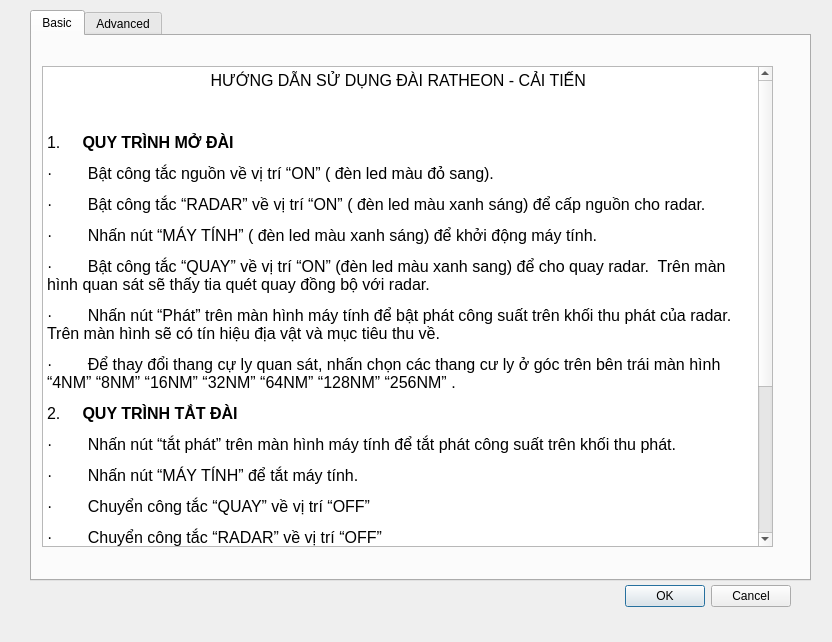
First picture: the form in QT_Peter/dialogdocumentation.ui, repository kimphg/LT_peter, before the edit.
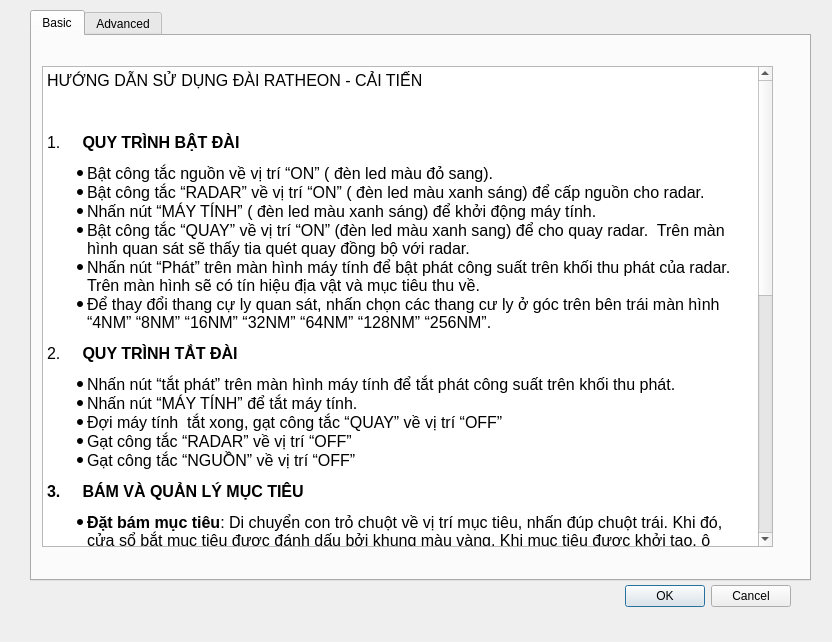
Second picture: the form after the edit.

What changed in the file:
```diff
--- a/QT_Peter/dialogdocumentation.ui
+++ b/QT_Peter/dialogdocumentation.ui
@@ -59,26 +59,35 @@
 &lt;html&gt;&lt;head&gt;&lt;meta name=&quot;qrichtext&quot; content=&quot;1&quot; /&gt;&lt;style type=&quot;text/css&quot;&gt;
 p, li { white-space: pre-wrap; }
 &lt;/style&gt;&lt;/head&gt;&lt;body style=&quot; font-family:'MS Shell Dlg 2'; font-size:8.25pt; font-weight:400; font-style:normal;&quot;&gt;
-&lt;p align=&quot;center&quot; style=&quot; margin-top:12px; margin-bottom:12px; margin-left:0px; margin-right:0px; -qt-block-indent:0; text-indent:0px;&quot;&gt;&lt;span style=&quot; font-family:'Times New Roman'; font-size:12pt;&quot;&gt;HƯỚNG DẪN SỬ DỤNG ĐÀI RATHEON - CẢI TIẾN&lt;/span&gt;&lt;span style=&quot; font-size:12pt;&quot;&gt; &lt;/span&gt;&lt;/p&gt;
-&lt;p align=&quot;center&quot; style=&quot;-qt-paragraph-type:empty; margin-top:12px; margin-bottom:12px; margin-left:0px; margin-right:0px; -qt-block-indent:0; text-indent:0px; font-size:12pt;&quot;&gt;&lt;br /&gt;&lt;/p&gt;
-&lt;p style=&quot; margin-top:12px; margin-bottom:12px; margin-left:0px; margin-right:0px; -qt-block-indent:0; text-indent:0px;&quot;&gt;&lt;span style=&quot; font-family:'Times New Roman'; font-size:12pt;&quot;&gt;1.     &lt;/span&gt;&lt;span style=&quot; font-family:'Times New Roman'; font-size:12pt; font-weight:600;&quot;&gt;QUY TRÌNH MỞ ĐÀI  &lt;/span&gt;&lt;/p&gt;
-&lt;p style=&quot; margin-top:12px; margin-bottom:12px; margin-left:0px; margin-right:0px; -qt-block-indent:0; text-indent:0px;&quot;&gt;&lt;span style=&quot; font-family:'Symbol'; font-size:12pt;&quot;&gt;·&lt;/span&gt;&lt;span style=&quot; font-family:'Times New Roman'; font-size:12pt;&quot;&gt;        Bật công tắc nguồn về vị trí “ON” ( đèn led màu đỏ sang).&lt;/span&gt;&lt;span style=&quot; font-size:12pt;&quot;&gt; &lt;/span&gt;&lt;/p&gt;
-&lt;p style=&quot; margin-top:12px; margin-bottom:12px; margin-left:0px; margin-right:0px; -qt-block-indent:0; text-indent:0px;&quot;&gt;&lt;span style=&quot; font-family:'Symbol'; font-size:12pt;&quot;&gt;·&lt;/span&gt;&lt;span style=&quot; font-family:'Times New Roman'; font-size:12pt;&quot;&gt;        Bật công tắc “RADAR” về vị trí “ON” ( đèn led màu xanh sáng) để cấp nguồn cho radar.&lt;/span&gt;&lt;span style=&quot; font-size:12pt;&quot;&gt; &lt;/span&gt;&lt;/p&gt;
-&lt;p style=&quot; margin-top:12px; margin-bottom:12px; margin-left:0px; margin-right:0px; -qt-block-indent:0; text-indent:0px;&quot;&gt;&lt;span style=&quot; font-family:'Symbol'; font-size:12pt;&quot;&gt;·&lt;/span&gt;&lt;span style=&quot; font-family:'Times New Roman'; font-size:12pt;&quot;&gt;        Nhấn nút “MÁY TÍNH” ( đèn led màu xanh sáng) để khởi động máy tính.&lt;/span&gt;&lt;span style=&quot; font-size:12pt;&quot;&gt; &lt;/span&gt;&lt;/p&gt;
-&lt;p style=&quot; margin-top:12px; margin-bottom:12px; margin-left:0px; margin-right:0px; -qt-block-indent:0; text-indent:0px;&quot;&gt;&lt;span style=&quot; font-family:'Symbol'; font-size:12pt;&quot;&gt;·&lt;/span&gt;&lt;span style=&quot; font-family:'Times New Roman'; font-size:12pt;&quot;&gt;        Bật công tắc “QUAY” về vị trí “ON” (đèn led màu xanh sang) để cho quay radar.  Trên màn hình quan sát sẽ thấy tia quét quay đồng bộ với radar.&lt;/span&gt;&lt;span style=&quot; font-size:12pt;&quot;&gt; &lt;/span&gt;&lt;/p&gt;
-&lt;p style=&quot; margin-top:12px; margin-bottom:12px; margin-left:0px; margin-right:0px; -qt-block-indent:0; text-indent:0px;&quot;&gt;&lt;span style=&quot; font-family:'Symbol'; font-size:12pt;&quot;&gt;·&lt;/span&gt;&lt;span style=&quot; font-family:'Times New Roman'; font-size:12pt;&quot;&gt;        Nhấn nút “Phát” trên màn hình máy tính để bật phát công suất trên khối thu phát của radar. Trên màn hình sẽ có tín hiệu địa vật và mục tiêu thu về.&lt;/span&gt;&lt;span style=&quot; font-size:12pt;&quot;&gt; &lt;/span&gt;&lt;/p&gt;
-&lt;p style=&quot; margin-top:12px; margin-bottom:12px; margin-left:0px; margin-right:0px; -qt-block-indent:0; text-indent:0px;&quot;&gt;&lt;span style=&quot; font-family:'Symbol'; font-size:12pt;&quot;&gt;·&lt;/span&gt;&lt;span style=&quot; font-family:'Times New Roman'; font-size:12pt;&quot;&gt;        Để thay đổi thang cự ly quan sát, nhấn chọn các thang cư ly ở góc trên bên trái màn hình “4NM” “8NM” “16NM” “32NM” “64NM” “128NM” “256NM” .&lt;/span&gt;&lt;/p&gt;
-&lt;p style=&quot; margin-top:12px; margin-bottom:12px; margin-left:0px; margin-right:0px; -qt-block-indent:0; text-indent:0px;&quot;&gt;&lt;span style=&quot; font-family:'Times New Roman'; font-size:12pt;&quot;&gt;2.     &lt;/span&gt;&lt;span style=&quot; font-family:'Times New Roman'; font-size:12pt; font-weight:600;&quot;&gt;QUY TRÌNH TẮT ĐÀI&lt;/span&gt;&lt;span style=&quot; font-size:12pt; font-weight:600;&quot;&gt; &lt;/span&gt;&lt;/p&gt;
-&lt;p style=&quot; margin-top:12px; margin-bottom:12px; margin-left:0px; margin-right:0px; -qt-block-indent:0; text-indent:0px;&quot;&gt;&lt;span style=&quot; font-family:'Symbol'; font-size:12pt;&quot;&gt;·&lt;/span&gt;&lt;span style=&quot; font-family:'Times New Roman'; font-size:12pt;&quot;&gt;        Nhấn nút “tắt phát” trên màn hình máy tính để tắt phát công suất trên khối thu phát.&lt;/span&gt;&lt;span style=&quot; font-size:12pt;&quot;&gt; &lt;/span&gt;&lt;/p&gt;
-&lt;p style=&quot; margin-top:12px; margin-bottom:12px; margin-left:0px; margin-right:0px; -qt-block-indent:0; text-indent:0px;&quot;&gt;&lt;span style=&quot; font-family:'Symbol'; font-size:12pt;&quot;&gt;·&lt;/span&gt;&lt;span style=&quot; font-family:'Times New Roman'; font-size:12pt;&quot;&gt;        Nhấn nút “MÁY TÍNH” để tắt máy tính.&lt;/span&gt;&lt;span style=&quot; font-size:12pt;&quot;&gt; &lt;/span&gt;&lt;/p&gt;
-&lt;p style=&quot; margin-top:12px; margin-bottom:12px; margin-left:0px; margin-right:0px; -qt-block-indent:0; text-indent:0px;&quot;&gt;&lt;span style=&quot; font-family:'Symbol'; font-size:12pt;&quot;&gt;·&lt;/span&gt;&lt;span style=&quot; font-family:'Times New Roman'; font-size:12pt;&quot;&gt;        Chuyển công tắc “QUAY” về vị trí “OFF”&lt;/span&gt;&lt;span style=&quot; font-size:12pt;&quot;&gt; &lt;/span&gt;&lt;/p&gt;
-&lt;p style=&quot; margin-top:12px; margin-bottom:12px; margin-left:0px; margin-right:0px; -qt-block-indent:0; text-indent:0px;&quot;&gt;&lt;span style=&quot; font-family:'Symbol'; font-size:12pt;&quot;&gt;·&lt;/span&gt;&lt;span style=&quot; font-family:'Times New Roman'; font-size:12pt;&quot;&gt;        Chuyển công tắc “RADAR” về vị trí “OFF”&lt;/span&gt;&lt;span style=&quot; font-size:12pt;&quot;&gt; &lt;/span&gt;&lt;/p&gt;
-&lt;p style=&quot; margin-top:12px; margin-bottom:12px; margin-left:0px; margin-right:0px; -qt-block-indent:0; text-indent:0px;&quot;&gt;&lt;span style=&quot; font-family:'Symbol'; font-size:12pt;&quot;&gt;·&lt;/span&gt;&lt;span style=&quot; font-family:'Times New Roman'; font-size:12pt;&quot;&gt;        Chuyển công tắc “NGUỒN” về vị trí “OFF”&lt;/span&gt;&lt;span style=&quot; font-size:12pt;&quot;&gt; &lt;/span&gt;&lt;/p&gt;
-&lt;p style=&quot; margin-top:12px; margin-bottom:12px; margin-left:0px; margin-right:0px; -qt-block-indent:0; text-indent:0px;&quot;&gt;&lt;span style=&quot; font-family:'Times New Roman'; font-size:12pt; font-weight:600;&quot;&gt;3.     BÁM VÀ QUẢN LÝ MỤC TIÊU&lt;/span&gt;&lt;/p&gt;
-&lt;p style=&quot; margin-top:0px; margin-bottom:0px; margin-left:0px; margin-right:0px; -qt-block-indent:0; text-indent:0px;&quot;&gt;&lt;span style=&quot; font-family:'Symbol'; font-size:12pt;&quot;&gt;·&lt;/span&gt;&lt;span style=&quot; font-size:12pt;&quot;&gt; &lt;/span&gt;&lt;span style=&quot; font-size:12pt; font-weight:600;&quot;&gt;Đặt bám mục tiêu&lt;/span&gt;&lt;span style=&quot; font-size:12pt;&quot;&gt;: Di chuyển con trỏ chuột về vị trí mục tiêu, nhấn đúp chuột trái, trên màn hình sẽ hiện ô màu vàng tại vị trí nhấn chuột. Khi mục tiêu được khởi tạo, ô vuông màu tím sẽ hiện lên tại vị trí mục tiêu. Sau khi bám ổn định mục tiêu sẽ chuyển thành hình tròn.&lt;/span&gt;&lt;/p&gt;
-&lt;p style=&quot; margin-top:0px; margin-bottom:0px; margin-left:0px; margin-right:0px; -qt-block-indent:0; text-indent:0px;&quot;&gt;&lt;span style=&quot; font-family:'Symbol'; font-size:12pt;&quot;&gt;·&lt;/span&gt;&lt;span style=&quot; font-size:12pt;&quot;&gt; &lt;/span&gt;&lt;span style=&quot; font-size:12pt; font-weight:600;&quot;&gt;Mất mục tiêu&lt;/span&gt;&lt;span style=&quot; font-size:12pt;&quot;&gt;: khi mất bám, mục tiêu sẽ nhấp nháy trong 30s trước khi mất hẳn&lt;/span&gt;&lt;/p&gt;
-&lt;p style=&quot; margin-top:0px; margin-bottom:0px; margin-left:0px; margin-right:0px; -qt-block-indent:0; text-indent:0px;&quot;&gt;&lt;span style=&quot; font-family:'Symbol'; font-size:12pt;&quot;&gt;·&lt;/span&gt;&lt;span style=&quot; font-size:12pt;&quot;&gt; &lt;/span&gt;&lt;span style=&quot; font-size:12pt; font-weight:600;&quot;&gt;Hiển thị thông tin mục tiêu&lt;/span&gt;&lt;span style=&quot; font-size:12pt;&quot;&gt;: chuyển về mục DSMT ở tab chức năng để hiên thị bảng thông tin chi tiết về các mục tiêu đang bám&lt;/span&gt;&lt;/p&gt;
-&lt;p style=&quot; margin-top:0px; margin-bottom:0px; margin-left:0px; margin-right:0px; -qt-block-indent:0; text-indent:0px;&quot;&gt;&lt;span style=&quot; font-family:'Symbol'; font-size:12pt;&quot;&gt;·&lt;/span&gt;&lt;span style=&quot; font-size:12pt;&quot;&gt; &lt;/span&gt;&lt;span style=&quot; font-size:12pt; font-weight:600;&quot;&gt;Hiển thị thông tin AIS&lt;/span&gt;&lt;span style=&quot; font-size:12pt;&quot;&gt;: Di chuyển con trỏ chuột về vị trí mục tiêu AIS, nhấn chuột phải để hiển thị thông tin AIS&lt;/span&gt;&lt;/p&gt;&lt;/body&gt;&lt;/html&gt;</string>
+&lt;p style=&quot; margin-top:12px; margin-bottom:12px; margin-left:0px; margin-right:0px; -qt-block-indent:0; text-indent:0px;&quot;&gt;&lt;span style=&quot; font-size:12pt;&quot;&gt;HƯỚNG DẪN SỬ DỤNG ĐÀI RATHEON - CẢI TIẾN &lt;/span&gt;&lt;/p&gt;
+&lt;p style=&quot; margin-top:12px; margin-bottom:12px; margin-left:0px; margin-right:0px; -qt-block-indent:0; text-indent:0px;&quot;&gt;&lt;span style=&quot; font-size:12pt;&quot;&gt;  &lt;/span&gt;&lt;/p&gt;
+&lt;p style=&quot; margin-top:12px; margin-bottom:12px; margin-left:0px; margin-right:0px; -qt-block-indent:0; text-indent:0px;&quot;&gt;&lt;span style=&quot; font-size:12pt;&quot;&gt;1.     &lt;/span&gt;&lt;span style=&quot; font-size:12pt; font-weight:600;&quot;&gt;QUY TRÌNH BẬT ĐÀI  &lt;/span&gt;&lt;/p&gt;
+&lt;ul style=&quot;margin-top: 0px; margin-bottom: 0px; margin-left: 0px; margin-right: 0px; -qt-list-indent: 1;&quot;&gt;&lt;li style=&quot; font-size:12pt;&quot; style=&quot; margin-top:0px; margin-bottom:0px; margin-left:0px; margin-right:0px; -qt-block-indent:0; text-indent:0px;&quot;&gt;Bật công tắc nguồn về vị trí “ON” ( đèn led màu đỏ sang). &lt;/li&gt;
+&lt;li style=&quot; font-size:12pt;&quot; style=&quot; margin-top:0px; margin-bottom:0px; margin-left:0px; margin-right:0px; -qt-block-indent:0; text-indent:0px;&quot;&gt;Bật công tắc “RADAR” về vị trí “ON” ( đèn led màu xanh sáng) để cấp nguồn cho radar. &lt;/li&gt;
+&lt;li style=&quot; font-size:12pt;&quot; style=&quot; margin-top:0px; margin-bottom:0px; margin-left:0px; margin-right:0px; -qt-block-indent:0; text-indent:0px;&quot;&gt;Nhấn nút “MÁY TÍNH” ( đèn led màu xanh sáng) để khởi động máy tính. &lt;/li&gt;
+&lt;li style=&quot; font-size:12pt;&quot; style=&quot; margin-top:0px; margin-bottom:0px; margin-left:0px; margin-right:0px; -qt-block-indent:0; text-indent:0px;&quot;&gt;Bật công tắc “QUAY” về vị trí “ON” (đèn led màu xanh sang) để cho quay radar.  Trên màn hình quan sát sẽ thấy tia quét quay đồng bộ với radar. &lt;/li&gt;
+&lt;li style=&quot; font-size:12pt;&quot; style=&quot; margin-top:0px; margin-bottom:0px; margin-left:0px; margin-right:0px; -qt-block-indent:0; text-indent:0px;&quot;&gt;Nhấn nút “Phát” trên màn hình máy tính để bật phát công suất trên khối thu phát của radar. Trên màn hình sẽ có tín hiệu địa vật và mục tiêu thu về. &lt;/li&gt;
+&lt;li style=&quot; font-size:12pt;&quot; style=&quot; margin-top:0px; margin-bottom:12px; margin-left:0px; margin-right:0px; -qt-block-indent:0; text-indent:0px;&quot;&gt;Để thay đổi thang cự ly quan sát, nhấn chọn các thang cư ly ở góc trên bên trái màn hình “4NM” “8NM” “16NM” “32NM” “64NM” “128NM” “256NM”. &lt;/li&gt;&lt;/ul&gt;
+&lt;p style=&quot; margin-top:12px; margin-bottom:12px; margin-left:0px; margin-right:0px; -qt-block-indent:0; text-indent:0px;&quot;&gt;&lt;span style=&quot; font-size:12pt;&quot;&gt;2.     &lt;/span&gt;&lt;span style=&quot; font-size:12pt; font-weight:600;&quot;&gt;QUY TRÌNH TẮT ĐÀI &lt;/span&gt;&lt;/p&gt;
+&lt;ul style=&quot;margin-top: 0px; margin-bottom: 0px; margin-left: 0px; margin-right: 0px; -qt-list-indent: 1;&quot;&gt;&lt;li style=&quot; font-size:12pt;&quot; style=&quot; margin-top:0px; margin-bottom:0px; margin-left:0px; margin-right:0px; -qt-block-indent:0; text-indent:0px;&quot;&gt;Nhấn nút “tắt phát” trên màn hình máy tính để tắt phát công suất trên khối thu phát. &lt;/li&gt;
+&lt;li style=&quot; font-size:12pt;&quot; style=&quot; margin-top:0px; margin-bottom:0px; margin-left:0px; margin-right:0px; -qt-block-indent:0; text-indent:0px;&quot;&gt;Nhấn nút “MÁY TÍNH” để tắt máy tính. &lt;/li&gt;
+&lt;li style=&quot; font-size:12pt;&quot; style=&quot; margin-top:0px; margin-bottom:0px; margin-left:0px; margin-right:0px; -qt-block-indent:0; text-indent:0px;&quot;&gt;Đợi máy tính  tắt xong, gạt công tắc “QUAY” về vị trí “OFF” &lt;/li&gt;
+&lt;li style=&quot; font-size:12pt;&quot; style=&quot; margin-top:0px; margin-bottom:0px; margin-left:0px; margin-right:0px; -qt-block-indent:0; text-indent:0px;&quot;&gt;Gạt công tắc “RADAR” về vị trí “OFF” &lt;/li&gt;
+&lt;li style=&quot; font-size:12pt;&quot; style=&quot; margin-top:0px; margin-bottom:12px; margin-left:0px; margin-right:0px; -qt-block-indent:0; text-indent:0px;&quot;&gt;Gạt công tắc “NGUỒN” về vị trí “OFF” &lt;/li&gt;&lt;/ul&gt;
+&lt;p style=&quot; margin-top:12px; margin-bottom:12px; margin-left:0px; margin-right:0px; -qt-block-indent:0; text-indent:0px;&quot;&gt;&lt;span style=&quot; font-size:12pt; font-weight:600;&quot;&gt;3.     BÁM VÀ QUẢN LÝ MỤC TIÊU&lt;/span&gt;&lt;span style=&quot; font-size:12pt;&quot;&gt; &lt;/span&gt;&lt;/p&gt;
+&lt;ul style=&quot;margin-top: 0px; margin-bottom: 0px; margin-left: 0px; margin-right: 0px; -qt-list-indent: 1;&quot;&gt;&lt;li style=&quot; font-size:12pt;&quot; style=&quot; margin-top:0px; margin-bottom:0px; margin-left:0px; margin-right:0px; -qt-block-indent:0; text-indent:0px;&quot;&gt;&lt;span style=&quot; font-weight:600;&quot;&gt;Đặt bám mục tiêu&lt;/span&gt;: Di chuyển con trỏ chuột về vị trí mục tiêu, nhấn đúp chuột trái. Khi đó, cửa sổ bắt mục tiêu được đánh dấu bởi khung màu vàng. Khi mục tiêu được khởi tạo, ô vuông màu xanh sẽ hiện lên tại vị trí mục tiêu. Sau khi bám ổn định biểu tượng mục tiêu sẽ chuyển thành hình tròn, muc tiêu cơ động sẽ có vạch dấu chỉ hướng chuyển động. &lt;/li&gt;
+&lt;li style=&quot; font-size:12pt;&quot; style=&quot; margin-top:0px; margin-bottom:0px; margin-left:0px; margin-right:0px; -qt-block-indent:0; text-indent:0px;&quot;&gt;&lt;span style=&quot; font-weight:600;&quot;&gt;Số hiệu mục tiêu&lt;/span&gt;: Số hiệu mục tiêu được tự động đặt tăng dần theo thứ tự xuất hiện. Ví dụ trong phiên làm việc, nếu mục tiêu có số hiệu lớn nhất từng xuất hiện có số hiệu 50, mục tiêu khởi tạo bám tiếp theo sẽ có số hiệu 51, kể cả khi mục tiêu có số hiệu 50 đã bị xóa. &lt;/li&gt;
+&lt;li style=&quot; font-size:12pt;&quot; style=&quot; margin-top:0px; margin-bottom:0px; margin-left:0px; margin-right:0px; -qt-block-indent:0; text-indent:0px;&quot;&gt;&lt;span style=&quot; font-weight:600;&quot;&gt;Mất mục tiêu&lt;/span&gt;: khi mất bám, mục tiêu sẽ được biêu diễn dạng ô vuông có gạch chéo nhấp nháy &lt;/li&gt;
+&lt;li style=&quot; font-size:12pt;&quot; style=&quot; margin-top:0px; margin-bottom:0px; margin-left:0px; margin-right:0px; -qt-block-indent:0; text-indent:0px;&quot;&gt;&lt;span style=&quot; font-weight:600;&quot;&gt;Hiển thị thông tin mục tiêu&lt;/span&gt;: nhấn chuột trái vào muc tiêu trên màn hiện sóng hoặc chuyển về mục &lt;span style=&quot; font-weight:600;&quot;&gt;DSMT&lt;/span&gt; ở tab chức năng phía trên bên phải màn hình để hiển thị bảng thông tin chi tiết về các mục tiêu đang bám. Số hiệu mục tiêu được hiển thị ở góc dưới bên phải mục tiêu, tương ứng với cột &lt;span style=&quot; font-weight:600;&quot;&gt;SH&lt;/span&gt; trên bảng &lt;span style=&quot; font-weight:600;&quot;&gt;DSMT&lt;/span&gt;. Trên mục danh sách mục tiêu sẽ đồng thời hiển thị các tham số quĩ đạo của tất cả các mục tiêu hiện có. &lt;/li&gt;
+&lt;li style=&quot; font-size:12pt;&quot; style=&quot; margin-top:0px; margin-bottom:0px; margin-left:0px; margin-right:0px; -qt-block-indent:0; text-indent:0px;&quot;&gt;&lt;span style=&quot; font-weight:600;&quot;&gt;Bật/tắt mục tiêu AIS: &lt;/span&gt;nút &lt;span style=&quot; font-weight:600;&quot;&gt;“AIS”&lt;/span&gt; để bật/tắt hiển thị các mục tiêu AIS, nút &lt;span style=&quot; font-weight:600;&quot;&gt;&amp;quot;reset AIS&amp;quot;&lt;/span&gt; để xóa các mục tiêu AIS cũ.&lt;/li&gt;
+&lt;li style=&quot; font-size:12pt;&quot; style=&quot; margin-top:0px; margin-bottom:12px; margin-left:0px; margin-right:0px; -qt-block-indent:0; text-indent:0px;&quot;&gt;&lt;span style=&quot; font-weight:600;&quot;&gt;Hiển thị thông tin AIS&lt;/span&gt;: Di chuyển con trỏ chuột về vị trí mục tiêu AIS, nhấn chuột phải để hiển thị thông tin AIS &lt;/li&gt;&lt;/ul&gt;
+&lt;p style=&quot; margin-top:12px; margin-bottom:12px; margin-left:0px; margin-right:0px; -qt-block-indent:0; text-indent:0px;&quot;&gt;&lt;span style=&quot; font-size:12pt; font-weight:600;&quot;&gt;4.     CÀI ĐẶT HIỂN THỊ&lt;/span&gt;&lt;span style=&quot; font-size:12pt;&quot;&gt; &lt;/span&gt;&lt;/p&gt;
+&lt;ul style=&quot;margin-top: 0px; margin-bottom: 0px; margin-left: 0px; margin-right: 0px; -qt-list-indent: 1;&quot;&gt;&lt;li style=&quot; font-size:12pt;&quot; style=&quot; margin-top:0px; margin-bottom:0px; margin-left:0px; margin-right:0px; -qt-block-indent:0; text-indent:0px;&quot;&gt;Vào mục &lt;span style=&quot; font-weight:600;&quot;&gt;“Hiển thị” &lt;/span&gt;của menu phía trên bên phải màn hình để thay đổi các chế độ hiển thị. Các chức năng chính của mục hiển thị được điều chỉnh bằng các nút sau: &lt;/li&gt;
+&lt;li style=&quot; font-size:12pt;&quot; style=&quot; margin-top:0px; margin-bottom:0px; margin-left:0px; margin-right:0px; -qt-block-indent:0; text-indent:0px;&quot;&gt;Nút &lt;span style=&quot; font-weight:600;&quot;&gt;“Lọc tạp”&lt;/span&gt; để bật/tắt chế độ hiển thị cả nền tạp tín hiệu. &lt;/li&gt;
+&lt;li style=&quot; font-size:12pt;&quot; style=&quot; margin-top:0px; margin-bottom:0px; margin-left:0px; margin-right:0px; -qt-block-indent:0; text-indent:0px;&quot;&gt;Nút &lt;span style=&quot; font-weight:600;&quot;&gt;“Hiện vết”&lt;/span&gt; để bật tắt vết chuyển động. &lt;/li&gt;
+&lt;li style=&quot; font-size:12pt;&quot; style=&quot; margin-top:0px; margin-bottom:0px; margin-left:0px; margin-right:0px; -qt-block-indent:0; text-indent:0px;&quot;&gt;Nút &lt;span style=&quot; font-weight:600;&quot;&gt;“Xóa vết&lt;/span&gt;” để xóa các vết cũ của mục tiêu và thiết lập lưu vết lại từ đầu. &lt;/li&gt;
+&lt;li style=&quot; font-size:12pt;&quot; style=&quot; margin-top:0px; margin-bottom:0px; margin-left:0px; margin-right:0px; -qt-block-indent:0; text-indent:0px;&quot;&gt;Mục bản đồ số để thay đổi cài đặt nền bản đồ. &lt;/li&gt;
+&lt;li style=&quot; font-size:12pt;&quot; style=&quot; margin-top:0px; margin-bottom:12px; margin-left:0px; margin-right:0px; -qt-block-indent:0; text-indent:0px;&quot;&gt;Mục thang màu để chọn màu hiện sóng, có 3 chế độ hiện sóng: (1) thang biên độ để hiện màu sắc theo biên độ tín hiệu, màu sắc từ xanh lá đến đỏ theo thứ tự yếu đến mạnh; (2) thang đơn sắc hiển thị tín hiệu theo đơn màu vàng; (3) thang dopler thể hiện tín hiệu theo vận tốc dopler vàng - xanh lá - xanh lam tương ứng vận tốc từ thấp đến cao.   &lt;/li&gt;&lt;/ul&gt;&lt;/body&gt;&lt;/html&gt;</string>
      </property>
     </widget>
    </widget>
```
